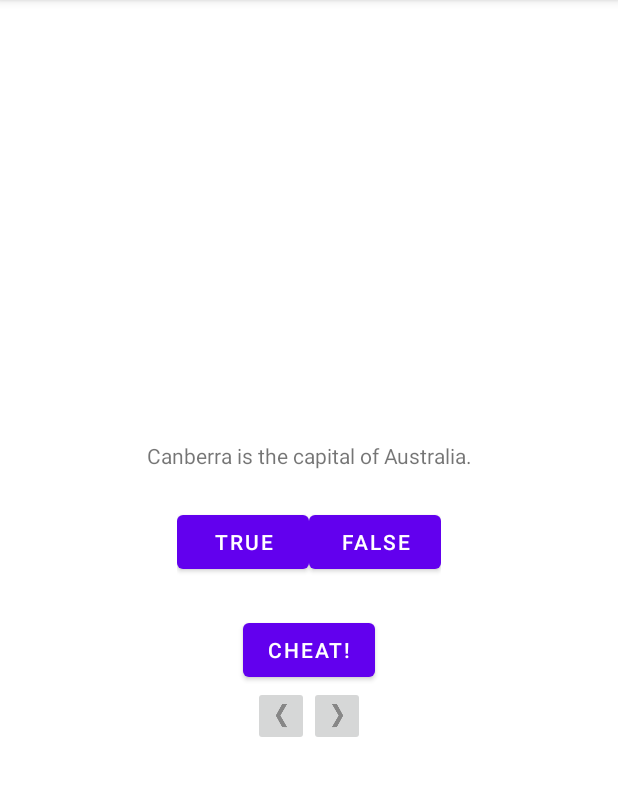
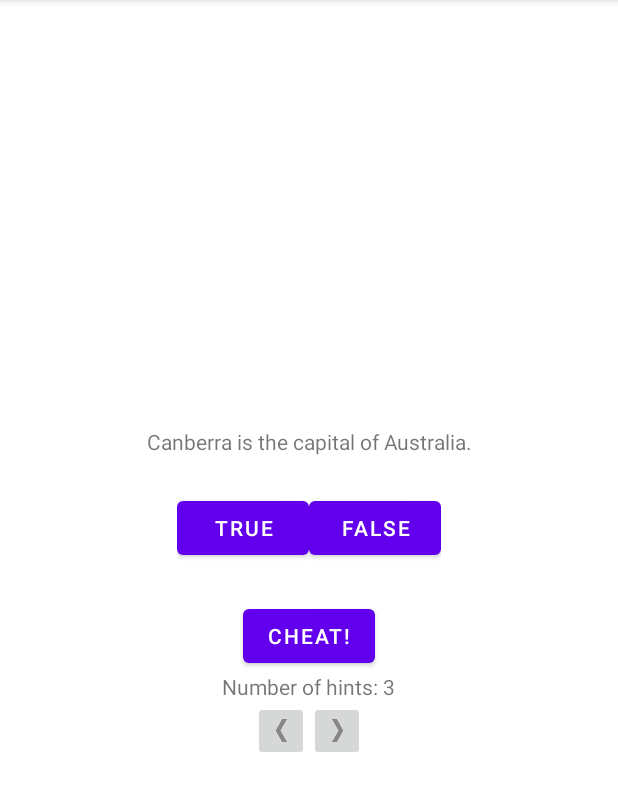
Before and after one commit to Boroda007/GeoQuiz, an Android app: the screen it shows after launch (MainActivity), on a phone screen of 412 x 824 dp, the part 84-895 px from its top. Run offline under Robolectric (Android 15) with nearby library versions, the phone set to English and light mode, and no system bars.

```diff
--- a/app/src/main/java/com/bignerdranch/android/geoquiz/CheatActivity.kt
+++ b/app/src/main/java/com/bignerdranch/android/geoquiz/CheatActivity.kt
@@ -3,6 +3,7 @@ package com.bignerdranch.android.geoquiz
 import android.app.Activity
 import android.content.Context
 import android.content.Intent
+import android.os.Build
 import androidx.appcompat.app.AppCompatActivity
 import android.os.Bundle
 import android.widget.Button
@@ -16,6 +17,7 @@ class CheatActivity : AppCompatActivity() {
 
     private lateinit var answerTextView: TextView
     private lateinit var showAnswerButton: Button
+    private lateinit var showAPILevel: TextView
 
     private var answerIsTrue = false
     private var answerIsShown = false
@@ -29,6 +31,7 @@ class CheatActivity : AppCompatActivity() {
         answerIsTrue = intent.getBooleanExtra(EXTRA_ANSWER_IS_TRUE, false)
         answerTextView = findViewById(R.id.answer_text_view)
         showAnswerButton = findViewById(R.id.show_answer_button)
+        showAPILevel = findViewById(R.id.show_api_level)
 
         showAnswerButton.setOnClickListener {
             if (!answerIsShown) {
@@ -37,6 +40,7 @@ class CheatActivity : AppCompatActivity() {
         }
 
         showAnswer(answerIsTrue, currentIsShown)
+        showAPILevel.text = getString(R.string.show_api_level).format(Build.VERSION.SDK_INT)
     }
 
     override fun onSaveInstanceState(outState: Bundle) {
--- a/app/src/main/java/com/bignerdranch/android/geoquiz/MainActivity.kt
+++ b/app/src/main/java/com/bignerdranch/android/geoquiz/MainActivity.kt
@@ -1,7 +1,6 @@
 package com.bignerdranch.android.geoquiz
 
 import android.app.Activity
-import android.content.Intent
 import androidx.appcompat.app.AppCompatActivity
 import android.os.Bundle
 import android.util.Log
@@ -11,6 +10,7 @@ import android.widget.ImageButton
 import android.widget.TextView
 import android.widget.Toast
 import androidx.activity.result.contract.ActivityResultContracts.StartActivityForResult
+import androidx.core.app.ActivityOptionsCompat
 import androidx.lifecycle.ViewModelProvider
 
 private const val TAG = "MainActivity"
@@ -24,6 +24,7 @@ class MainActivity : AppCompatActivity() {
     private lateinit var nextButton: ImageButton
     private lateinit var cheatButton: Button
     private lateinit var questionTextView: TextView
+    private lateinit var hintsTextView: TextView
 
     val quizViewModel: QuizViewModel by lazy {
         ViewModelProvider(this).get(QuizViewModel::class.java)
@@ -43,6 +44,7 @@ class MainActivity : AppCompatActivity() {
         nextButton = findViewById(R.id.next_button)
         cheatButton = findViewById(R.id.cheat_button)
         questionTextView = findViewById(R.id.question_text_view)
+        hintsTextView = findViewById(R.id.hints_text_view)
 
         trueButton.setOnClickListener {
             checkAnswer(true)
@@ -63,11 +65,12 @@ class MainActivity : AppCompatActivity() {
         nextButton.setOnClickListener(nextQuestion)
         questionTextView.setOnClickListener(nextQuestion)
 
-        cheatButton.setOnClickListener {
+        cheatButton.setOnClickListener { view ->
             // Начало CheatActivity
             val answerIsTrue = quizViewModel.currentQuestionAnswer
             val intent = CheatActivity.newIntent(this@MainActivity, answerIsTrue)
-            cheatActivityResultLauncher.launch(intent)
+            val option = ActivityOptionsCompat.makeClipRevealAnimation(view, 0, 0, view.width, view.height)
+            cheatActivityResultLauncher.launch(intent, option)
         }
 
         prevButton.setOnClickListener {
@@ -77,12 +80,18 @@ class MainActivity : AppCompatActivity() {
         }
 
         updateQuestion()
+        updateHints()
         updateButtons()
     }
 
     private val cheatActivityResultLauncher = registerForActivityResult(StartActivityForResult()) {
         if (it.resultCode == Activity.RESULT_OK) {
-            quizViewModel.isCheater = it.data?.getBooleanExtra(EXTRA_ANSWER_SHOWN, false) ?: false
+            val isCheater = it.data?.getBooleanExtra(EXTRA_ANSWER_SHOWN, false) ?: false
+            if (isCheater) {
+                quizViewModel.isCheater = true
+                updateHints()
+                updateButtons()
+            }
         }
     }
 
@@ -122,11 +131,15 @@ class MainActivity : AppCompatActivity() {
         questionTextView.setText(questionTextResId)
     }
 
+    private fun updateHints() {
+        hintsTextView.text = getString(R.string.number_of_hints).format(quizViewModel.hintsCount)
+    }
+
     private fun updateButtons() {
         val result = (quizViewModel.userAnswer == Answer.UNKNOWN)
         trueButton.isEnabled = result
         falseButton.isEnabled = result
-        cheatButton.isEnabled = result
+        cheatButton.isEnabled = result && (quizViewModel.hintsCount > 0)
     }
 
     private fun checkAnswer(userAnswer: Boolean) {
--- a/app/src/main/java/com/bignerdranch/android/geoquiz/QuizViewModel.kt
+++ b/app/src/main/java/com/bignerdranch/android/geoquiz/QuizViewModel.kt
@@ -4,6 +4,7 @@ package com.bignerdranch.android.geoquiz
 import androidx.lifecycle.ViewModel
 
 private const val TAG = "QuizViewModel"
+private const val MAX_NUM_HINTS = 3
 
 class QuizViewModel : ViewModel() {
 
@@ -18,6 +19,7 @@ class QuizViewModel : ViewModel() {
 
     var currentIndex = 0
     private var answerCount = 0
+    private var cheatCount = 0
 
     private val questionBank = listOf(
         Question(R.string.question_australia, true),
@@ -37,6 +39,9 @@ class QuizViewModel : ViewModel() {
     val currentQuestionText: Int
         get() = questionBank[currentIndex].textResId
 
+    val hintsCount: Int
+        get() = MAX_NUM_HINTS - cheatCount
+
     var userAnswer: Answer
         get() = answerBank[currentIndex]
         set(value) {
@@ -51,6 +56,7 @@ class QuizViewModel : ViewModel() {
         set(value) {
             if (!cheaterBank[currentIndex]) {
                 cheaterBank[currentIndex] = value
+                cheatCount++
             }
         }
 
--- a/app/src/main/res/layout-land/activity_main.xml
+++ b/app/src/main/res/layout-land/activity_main.xml
@@ -31,12 +31,26 @@
 
     </LinearLayout>
 
-    <Button
-        android:id="@+id/cheat_button"
+    <LinearLayout
         android:layout_width="wrap_content"
         android:layout_height="wrap_content"
         android:layout_gravity="bottom|center_horizontal"
-        android:text="@string/cheat_button" />
+        android:gravity="center_horizontal"
+        android:orientation="vertical">
+
+        <Button
+            android:id="@+id/cheat_button"
+            android:layout_width="wrap_content"
+            android:layout_height="wrap_content"
+            android:text="@string/cheat_button" />
+
+        <TextView
+            android:id="@+id/hints_text_view"
+            android:layout_width="wrap_content"
+            android:layout_height="wrap_content"
+            tools:text="Number of hints: 3" />
+
+    </LinearLayout>
 
     <ImageButton
         android:id="@+id/prev_button"
--- a/app/src/main/res/layout/activity_cheat.xml
+++ b/app/src/main/res/layout/activity_cheat.xml
@@ -27,4 +27,10 @@
         android:layout_height="wrap_content"
         android:text="@string/show_answer_button" />
 
+    <TextView
+        android:id="@+id/show_api_level"
+        android:layout_width="wrap_content"
+        android:layout_height="wrap_content"
+        tools:text="API Level 28" />
+
 </LinearLayout>
--- a/app/src/main/res/layout/activity_main.xml
+++ b/app/src/main/res/layout/activity_main.xml
@@ -40,6 +40,12 @@
         android:layout_marginTop="24dp"
         android:text="@string/cheat_button" />
 
+    <TextView
+        android:id="@+id/hints_text_view"
+        android:layout_width="wrap_content"
+        android:layout_height="wrap_content"
+        tools:text="Number of hints: 3" />
+
     <LinearLayout
         android:layout_width="wrap_content"
         android:layout_height="wrap_content"
--- a/app/src/main/res/values/strings.xml
+++ b/app/src/main/res/values/strings.xml
@@ -17,4 +17,6 @@
     <string name="show_answer_button">Show answer</string>
     <string name="cheat_button">Cheat!</string>
     <string name="judgment_toast">Cheating is wrong.</string>
+    <string name="show_api_level">API Level %d</string>
+    <string name="number_of_hints">Number of hints: %d</string>
 </resources>
```
